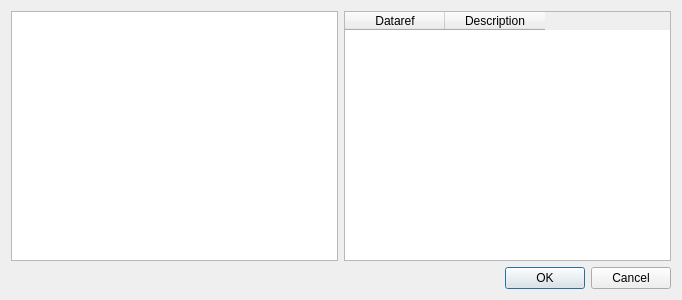
Before: the Qt Designer form gui/pickXPCommandDialog.ui in leleopard/pyXPArduino, drawn with Qt 5.
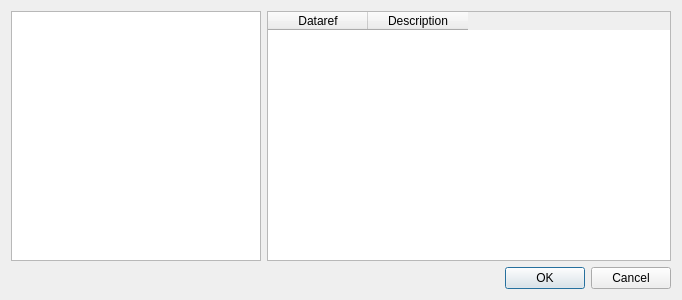
After: the same form once the commit is applied.

Commit message: created pick xp command dialog

Diff of the .ui file:
```diff
--- a/gui/pickXPCommandDialog.ui
+++ b/gui/pickXPCommandDialog.ui
@@ -17,7 +17,14 @@
    <item>
     <layout class="QHBoxLayout" name="horizontalLayout">
      <item>
-      <widget class="QListWidget" name="listWidget"/>
+      <widget class="QListWidget" name="categoryListWidget">
+       <property name="maximumSize">
+        <size>
+         <width>250</width>
+         <height>16777215</height>
+        </size>
+       </property>
+      </widget>
      </item>
      <item>
       <widget class="QTableWidget" name="tableWidget">
```
Left out of the diff: 4 changed lines with no effect on the pictures. The commit also changes 9 other files.
